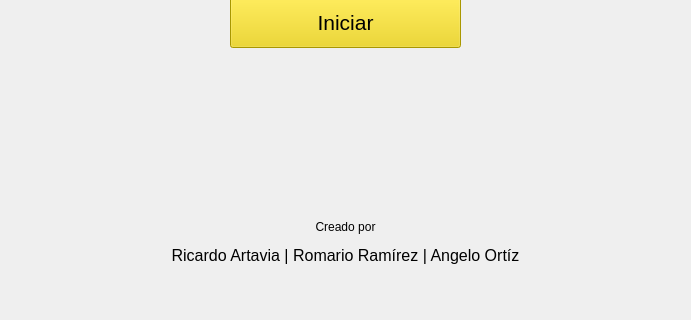
First picture: the form in principal/mainwindow.ui, repository CE2103/Proyecto1_Scrabble, before the edit; both pictures show x 305 to 996 and y 580 to 900 of the 1300 by 900 pixel window.
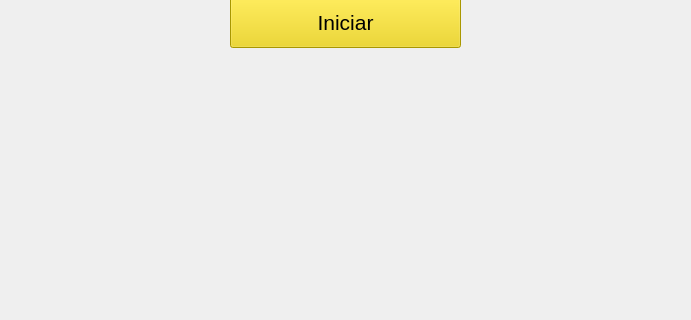
Second picture: the form after the edit. Icons and pictures are not drawn.

```diff
--- a/principal/mainwindow.ui
+++ b/principal/mainwindow.ui
@@ -64,7 +64,7 @@
                     </rect>
                 </property>
                 <property name="text">
-                    <string>&lt;html&gt;&lt;head/&gt;&lt;body&gt;&lt;p align=&quot;center&quot;&gt;Creado por&lt;/p&gt;&lt;p align=&quot;center&quot;&gt;&lt;span style=&quot; font-size:12pt;&quot;&gt;Ricardo Artavia | Romario Ramírez | Angelo Ortíz&lt;/span&gt;&lt;/p&gt;&lt;/body&gt;&lt;/html&gt;</string>
+                    <!--<string>&lt;html&gt;&lt;head/&gt;&lt;body&gt;&lt;p align=&quot;center&quot;&gt;Creado por&lt;/p&gt;&lt;p align=&quot;center&quot;&gt;&lt;span style=&quot; font-size:12pt;&quot;&gt;Ricardo Artavia | Romario Ramírez | Angelo Ortíz&lt;/span&gt;&lt;/p&gt;&lt;/body&gt;&lt;/html&gt;</string>-->
                 </property>
                 <property name="alignment">
                     <set>Qt::AlignCenter</set>
```
Left out of the diff: 2 changed lines with no effect on the pictures.
